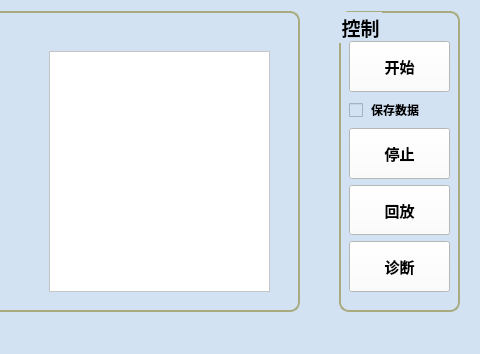
Before: the Qt Designer form vibrationdialog.ui in zkqiu/robot_doctor, drawn with Qt 5; both pictures show x 561 to 1041 and y 309 to 663 of the 1041 by 663 pixel window.
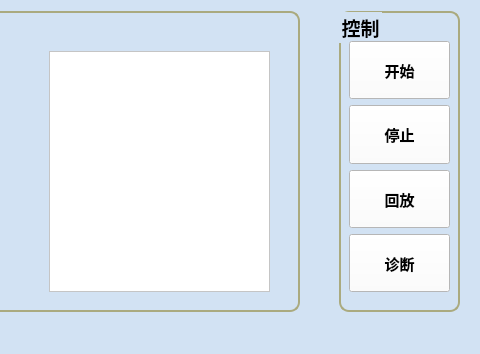
After: the same form once the commit is applied. Icons and pictures are not drawn. Custom widgets are drawn as their Qt base class.

Commit message: 界面更新，去掉保存数据复选框

The edit to the form file:
```diff
--- a/vibrationdialog.ui
+++ b/vibrationdialog.ui
@@ -374,20 +374,6 @@
        </property>
       </widget>
      </item>
-     <item>
-      <widget class="QCheckBox" name="checkBox">
-       <property name="font">
-        <font>
-         <family>楷体</family>
-         <weight>75</weight>
-         <bold>true</bold>
-        </font>
-       </property>
-       <property name="text">
-        <string> 保存数据</string>
-       </property>
-      </widget>
-     </item>
      <item>
       <widget class="QPushButton" name="btnStop">
        <property name="sizePolicy">
```
The commit also changes 4 other files.
